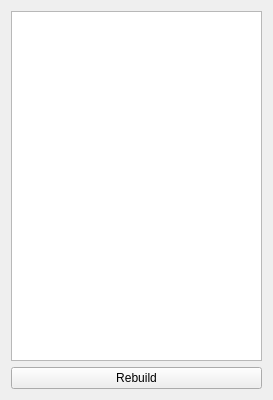
Qt form src/app/widgets/DockableElementsManagerWidget/dockableelementsmanagerwidget.ui (m-riley04/ModularSensorSystem) before a commit.
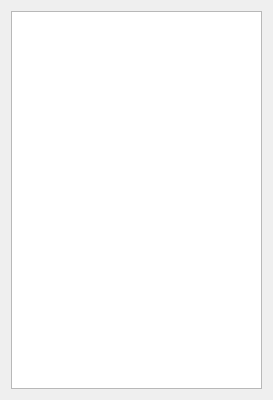
The same form after that commit.

```diff
--- a/src/app/widgets/DockableElementsManagerWidget/dockableelementsmanagerwidget.ui
+++ b/src/app/widgets/DockableElementsManagerWidget/dockableelementsmanagerwidget.ui
@@ -18,13 +18,6 @@
     <item>
      <widget class="QTreeView" name="treeElements"/>
     </item>
-    <item>
-     <widget class="QPushButton" name="buttonRebuild">
-      <property name="text">
-       <string>Rebuild</string>
-      </property>
-     </widget>
-    </item>
    </layout>
   </widget>
  </widget>
```
